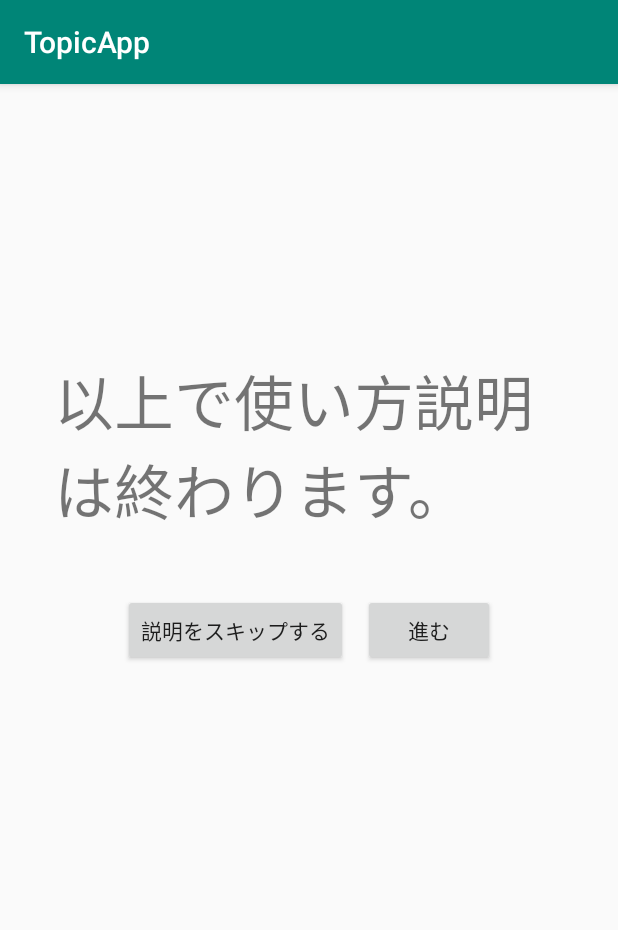
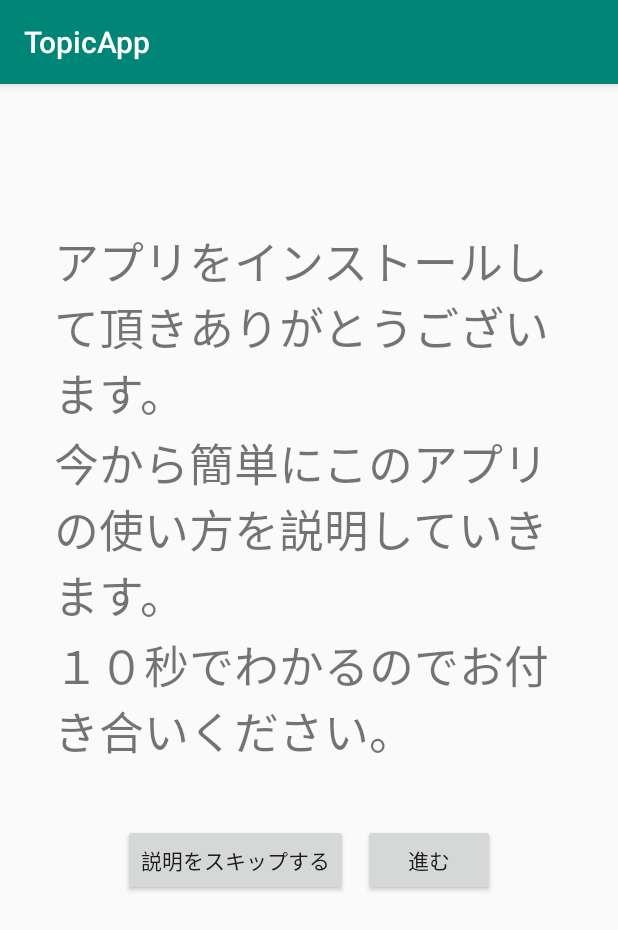
Before and after one commit to yuyaprograming/TopicApp, an Android app: the screen it shows after launch (MainActivity), on a phone screen of 412 x 824 dp. Shown: the top 930 px of the screen. Run offline under Robolectric (Android 15) with nearby library versions, the phone set to English and light mode, and no system bars; libraries missing offline, so code that uses them is left out: jp.techacademy.date.

Commit message:
最初の説明で文字数追加。文言が長いと下にボタンに下がってしまうので、ボタンを固定できないかが課題。

```diff
--- a/app/src/main/res/layout/activity_main.xml
+++ b/app/src/main/res/layout/activity_main.xml
@@ -10,13 +10,13 @@
 
     <TextView
         android:id="@+id/comment1"
-        android:textSize="40sp"
+        android:textSize="30sp"
         android:layout_width="wrap_content"
         android:layout_height="wrap_content"
-        android:text="以上で使い方説明は終わります。"
+        android:text="アプリをインストールして頂きありがとうございます。\n今から簡単にこのアプリの使い方を説明していきます。\n１０秒でわかるのでお付き合いください。"
         android:layout_marginLeft="20dp"
         android:layout_marginRight="20dp"
-        android:layout_marginTop="165dp"
+        android:layout_marginTop="80dp"
         android:layout_alignParentTop="true"
         android:layout_centerHorizontal="true" />
 
```
